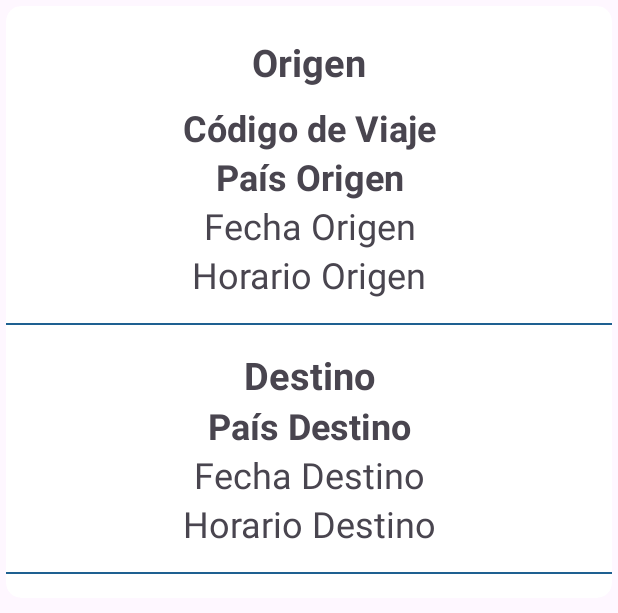
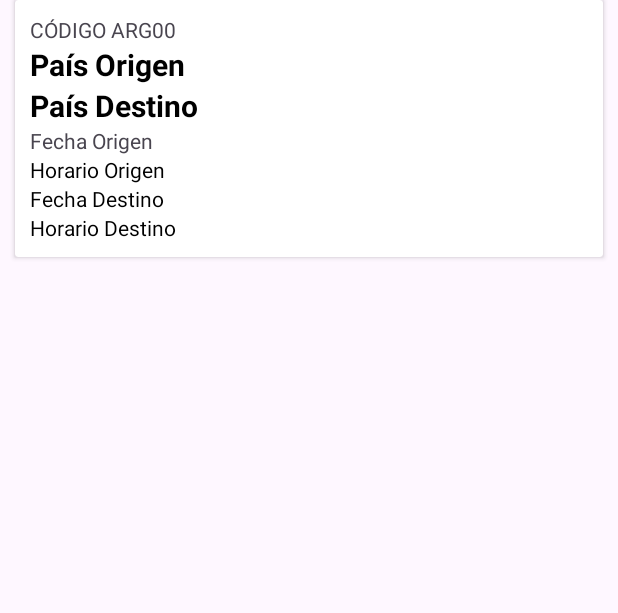
Before and after one commit to gabriellescano5/AventurAPP, an Android app: the layout item_vuelo.xml on its own in the app's theme, with its tools: preview values and no code run, on a phone screen of 412 x 824 dp. Shown: the top 613 px of the screen. Run offline under Robolectric (Android 15) with nearby library versions, the phone set to English and light mode, and no system bars.

```diff
--- a/app/src/main/AndroidManifest.xml
+++ b/app/src/main/AndroidManifest.xml
@@ -13,8 +13,8 @@
         android:roundIcon="@mipmap/ic_launcher_round"
         android:supportsRtl="true"
         android:theme="@style/Theme.AventurAPP"
+        tools:targetApi="31">
 
-        tools:targetApi="31">
         <activity
             android:name=".gastos.AgregarTransaccionActivity"
             android:exported="false" />
--- a/app/src/main/java/com/example/aventurapp/adapter/VueloAdapter.java
+++ b/app/src/main/java/com/example/aventurapp/adapter/VueloAdapter.java
@@ -12,7 +12,7 @@ import androidx.recyclerview.widget.RecyclerView;
 import com.example.aventurapp.R;
 import com.example.aventurapp.models.Vuelo;
 
-import org.w3c.dom.Text;
+
 
 import java.util.List;
 
@@ -39,9 +39,9 @@ public class VueloAdapter extends RecyclerView.Adapter<VueloAdapter.ViewHolder>
     public void onBindViewHolder(@NonNull ViewHolder holder, int position) {
         holder.codigoVuelo.setText(vuelos.get(position).getId());
         holder.PaisOrigen.setText(vuelos.get(position).getNomPaisOrigen());
+        holder.paisDestino.setText(vuelos.get(position).getNomPaisDestino());
         holder.fechaOrigen.setText(vuelos.get(position).getFechaOrigen());
         holder.horarioOrigen.setText(vuelos.get(position).getHorarioOrigen());
-        holder.paisDestino.setText(vuelos.get(position).getNomPaisDestino());
         holder.fechaDestino.setText(vuelos.get(position).getFechaDestino());
         holder.horarioDestino.setText(vuelos.get(position).getHorarioDestino());
     }
@@ -54,9 +54,9 @@ public class VueloAdapter extends RecyclerView.Adapter<VueloAdapter.ViewHolder>
     public class ViewHolder extends RecyclerView.ViewHolder {
         TextView codigoVuelo;
         TextView PaisOrigen;
+        TextView paisDestino;
         TextView fechaOrigen;
         TextView horarioOrigen;
-        TextView paisDestino;
         TextView fechaDestino;
         TextView horarioDestino;
 
@@ -64,9 +64,9 @@ public class VueloAdapter extends RecyclerView.Adapter<VueloAdapter.ViewHolder>
             super(itemView);
             codigoVuelo=itemView.findViewById(R.id.idVuelo);
             PaisOrigen=itemView.findViewById(R.id.paisOrigen);
+            paisDestino=itemView.findViewById(R.id.paisDestino);
             fechaOrigen=itemView.findViewById(R.id.fechaOrigen);
             horarioOrigen=itemView.findViewById(R.id.horarioOrigen);
-            paisDestino=itemView.findViewById(R.id.paisDestino);
             fechaDestino=itemView.findViewById(R.id.fechaDestino);
             horarioDestino=itemView.findViewById(R.id.horarioDestino);
         }
--- a/app/src/main/java/com/example/aventurapp/consultas/ConsultasActivity.java
+++ b/app/src/main/java/com/example/aventurapp/consultas/ConsultasActivity.java
@@ -21,6 +21,7 @@ import androidx.recyclerview.widget.LinearLayoutManager;
 import androidx.recyclerview.widget.RecyclerView;
 
 
+import java.util.ArrayList;
 import java.util.List;
 
 import retrofit2.Call;
@@ -47,6 +48,7 @@ public class ConsultasActivity extends AppCompatActivity {
         //Asignación a la variable
         drawerLayout = findViewById(R.id.drawer_layout);
         recyclerView=findViewById(R.id.rv_vuelos);
+        vueloList = new ArrayList<>();
         recyclerView.setLayoutManager(new LinearLayoutManager(this));
         recyclerView.setHasFixedSize(true);
         showVuelos();
@@ -67,7 +69,7 @@ public class ConsultasActivity extends AppCompatActivity {
 
             @Override
             public void onFailure(Call<List<Vuelo>> call, Throwable t) {
-                Toast.makeText(ConsultasActivity.this, "ERROR DE CONEXIÓN", Toast.LENGTH_SHORT).show();
+                Toast.makeText(ConsultasActivity.this, t.getMessage(), Toast.LENGTH_SHORT).show();
             }
         });
     }
--- a/app/src/main/java/com/example/aventurapp/login/LoginActivity.java
+++ b/app/src/main/java/com/example/aventurapp/login/LoginActivity.java
@@ -16,6 +16,8 @@ import com.google.firebase.auth.AuthResult;
 import com.google.firebase.auth.FirebaseAuth;
 
 public class LoginActivity extends AppCompatActivity {
+
+    //Inicialización de variables
     ActivityLoginBinding binding;
     FirebaseAuth firebaseAuth;
 
@@ -25,7 +27,10 @@ public class LoginActivity extends AppCompatActivity {
         binding = ActivityLoginBinding.inflate(getLayoutInflater());
         setContentView(binding.getRoot());
 
+        //Asignación a la variable
         firebaseAuth = FirebaseAuth.getInstance();
+
+        //Una vez que inicio sesión, mediante el intent me lleva a la pantalla principal del menú y finalizo el ciclo de la actividad de login
         firebaseAuth.addAuthStateListener(new FirebaseAuth.AuthStateListener() {
             @Override
             public void onAuthStateChanged(@NonNull FirebaseAuth firebaseAuth) {
@@ -40,6 +45,8 @@ public class LoginActivity extends AppCompatActivity {
             }
         });
 
+
+        //Si no tengo cuenta para loguearme, me registro, mediante un intent desde login me lleva a la pantalla de registro
         binding.irPantallaRegistro.setOnClickListener(new View.OnClickListener() {
             @Override
             public void onClick(View view) {
@@ -51,6 +58,8 @@ public class LoginActivity extends AppCompatActivity {
                 }
             }
         });
+
+        //
         binding.btnLogin.setOnClickListener(new View.OnClickListener() {
             @Override
             public void onClick(View view) {
@@ -64,11 +73,13 @@ public class LoginActivity extends AppCompatActivity {
                             @Override
                             public void onSuccess(AuthResult authResult) {
                                 try {
+                                    Toast.makeText(LoginActivity.this, "Bienvenido/a", Toast.LENGTH_SHORT).show();
                                     startActivity(new Intent(LoginActivity.this, MainActivity.class));
 
                                 } catch (Exception e) {
 
                                 }
+
                             }
                         }).addOnFailureListener(new OnFailureListener() {
                             @Override
--- a/app/src/main/java/com/example/aventurapp/network/APIClient.java
+++ b/app/src/main/java/com/example/aventurapp/network/APIClient.java
@@ -7,7 +7,7 @@ public class APIClient {
     private static Retrofit retrofit;
     public static Retrofit getClient(){
         retrofit = new Retrofit.Builder()
-                .baseUrl("https://www.aventurapp2024.somee.com/swagger/")
+                .baseUrl("http://www.aventurapp2024.somee.com/")
                 .addConverterFactory(GsonConverterFactory.create())
                 .build();
         return retrofit;
--- a/app/src/main/res/layout/item_vuelo.xml
+++ b/app/src/main/res/layout/item_vuelo.xml
@@ -1,118 +1,81 @@
 <?xml version="1.0" encoding="utf-8"?>
-<RelativeLayout xmlns:android="http://schemas.android.com/apk/res/android"
-    xmlns:app="http://schemas.android.com/apk/res-auto"
-    xmlns:tools="http://schemas.android.com/tools"
-    android:layout_width="match_parent"
-    android:layout_height="wrap_content">
-
-    <androidx.cardview.widget.CardView
+<androidx.cardview.widget.CardView xmlns:android="http://schemas.android.com/apk/res/android"
     android:layout_width="match_parent"
     android:layout_height="wrap_content"
-        android:layout_marginStart="4dp"
-        android:layout_marginTop="4dp"
-        android:layout_marginEnd="4dp"
+    android:layout_marginLeft="10dp"
+    android:layout_marginRight="10dp"
     android:layout_marginBottom="4dp"
-        app:cardCornerRadius="10dp">
+    android:background="?selectableItemBackground">
 
-        <LinearLayout
+    <RelativeLayout
         android:layout_width="match_parent"
         android:layout_height="match_parent"
-            android:gravity="center"
-            android:orientation="vertical">
-
-            <TextView
-                android:textSize="25sp"
-                android:textStyle="bold"
-                android:gravity="center"
-                android:layout_marginTop="10dp"
-                android:padding="10dp"
-                android:text="@string/origen"
-                android:layout_width="match_parent"
-                android:layout_height="wrap_content"/>
+        android:padding="10dp">
 
         <TextView
             android:id="@+id/idVuelo"
-                android:layout_width="match_parent"
+            android:layout_width="wrap_content"
             android:layout_height="wrap_content"
-                android:gravity="center"
-                android:text="@string/nroViaje"
-                android:textSize="24sp"
-                android:textStyle="bold" />
-
+            android:layout_marginEnd="20dp"
+            android:ellipsize="end"
+            android:maxLength="30"
+            android:maxLines="1"
+            android:text="@string/ejemploCodigo" />
 
         <TextView
             android:id="@+id/paisOrigen"
-                android:layout_width="match_parent"
+            android:layout_width="wrap_content"
             android:layout_height="wrap_content"
-                android:gravity="center"
+            android:layout_below="@+id/idVuelo"
             android:text="@string/nomPaisOrigen"
-                android:textSize="24sp"
+            android:textColor="@color/black"
+            android:textSize="20sp"
             android:textStyle="bold" />
 
         <TextView
+            android:id="@+id/paisDestino"
+            android:layout_width="wrap_content"
+            android:layout_height="wrap_content"
+            android:layout_below="@id/paisOrigen"
+            android:text="@string/nomPaisDestino"
+            android:textColor="@color/black"
+            android:textStyle="bold"
+            android:textSize="20sp"/>
+
+        <TextView
             android:id="@+id/fechaOrigen"
-                android:layout_width="match_parent"
+            android:layout_width="wrap_content"
             android:layout_height="wrap_content"
-                android:gravity="center"
-                android:text="@string/fechaOrigen"
-                android:textSize="24sp" />
+            android:layout_below="@id/paisDestino"
+            android:layout_marginEnd="20dp"
+            android:ellipsize="end"
+            android:maxLength="30"
+            android:maxLines="1"
+            android:text="@string/fechaOrigen" />
 
         <TextView
             android:id="@+id/horarioOrigen"
-                android:layout_width="match_parent"
+            android:layout_width="wrap_content"
             android:layout_height="wrap_content"
-                android:gravity="center"
+            android:layout_below="@+id/fechaOrigen"
             android:text="@string/horarioOrigen"
-                android:textSize="24sp" />
-
-            <View
-                android:layout_width="match_parent"
-                android:layout_height="1dp"
-                android:layout_marginTop="16dp"
-                android:layout_marginBottom="16dp"
-                android:background="@color/blue" />
-            <TextView
-                android:textSize="25sp"
-                android:textStyle="bold"
-                android:gravity="center"
-
-
-                android:text="@string/destino"
-                android:layout_width="match_parent"
-                android:layout_height="wrap_content"/>
-
-            <TextView
-                android:id="@+id/paisDestino"
-                android:layout_width="match_parent"
-                android:layout_height="wrap_content"
-                android:gravity="center"
-                android:text="@string/nomPaisDestino"
-                android:textSize="24sp"
-                android:textStyle="bold" />
+            android:textColor="@color/black"
+            />
 
         <TextView
             android:id="@+id/fechaDestino"
-                android:layout_width="match_parent"
+            android:layout_width="wrap_content"
             android:layout_height="wrap_content"
-                android:gravity="center"
+            android:layout_below="@id/horarioOrigen"
             android:text="@string/fechaDestino"
-                android:textSize="24sp" />
+            android:textColor="@color/black" />
 
         <TextView
             android:id="@+id/horarioDestino"
-                android:layout_width="match_parent"
+            android:layout_width="wrap_content"
             android:layout_height="wrap_content"
-                android:gravity="center"
+            android:layout_below="@id/fechaDestino"
             android:text="@string/horarioDestino"
-                android:textSize="24sp" />
-            <View
-                android:layout_width="match_parent"
-                android:layout_height="1dp"
-                android:layout_marginTop="16dp"
-                android:layout_marginBottom="16dp"
-                android:background="@color/blue" />
-
-        </LinearLayout>
-
+            android:textColor="@color/black" />
+    </RelativeLayout>
 </androidx.cardview.widget.CardView>
-</RelativeLayout>
--- a/app/src/main/res/values/strings.xml
+++ b/app/src/main/res/values/strings.xml
@@ -50,7 +50,7 @@
     <string name="horarioOrigen">Horario Origen</string>
     <string name="horarioDestino">Horario Destino</string>
     <string name="nroViaje">Código de Viaje</string>
-    <string name="ejemploCodigo">Ej. ARG00</string>
+    <string name="ejemploCodigo">CÓDIGO ARG00</string>
 
 
 </resources>
```
Lines whose indentation alone changed are shown as unchanged.
